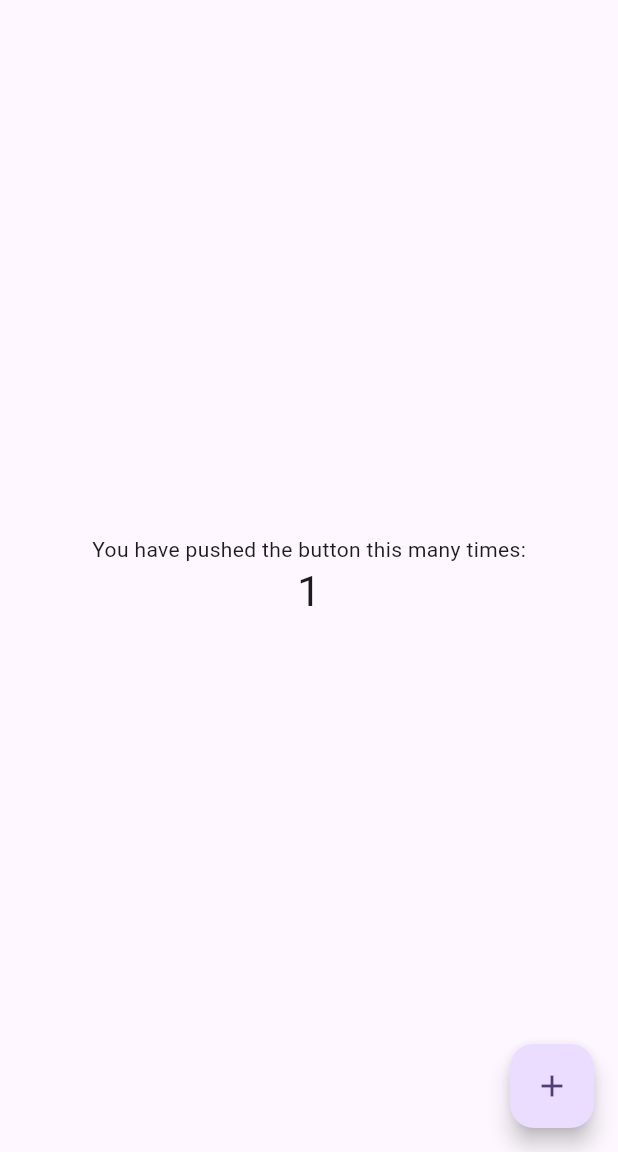
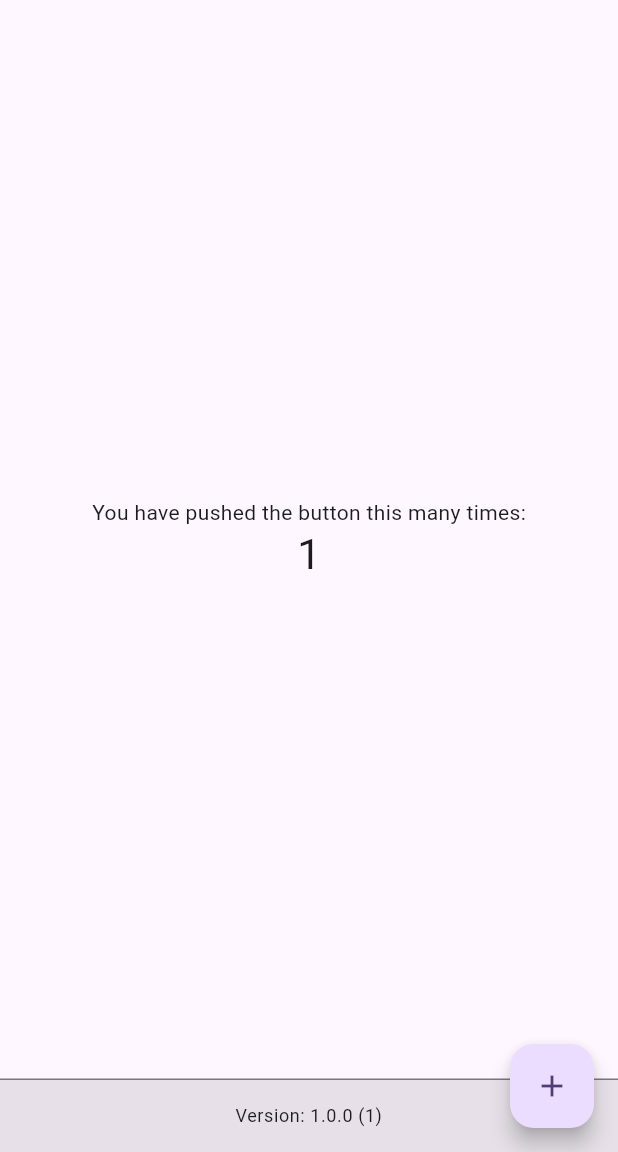
Before and after one commit to pruthviraj99/cicd_integration, a Flutter app: the screen it shows after launch, after a tap on the "add" icon, on a phone screen of 412 x 824 dp, the part 84-1236 px from its top. Run offline on Flutter 3.47's test engine with Material 3 defaults, Android fonts, the phone set to English and light mode, and no system bars; our stand-ins replace package_info_plus.

```diff
--- a/lib/main.dart
+++ b/lib/main.dart
@@ -1,4 +1,5 @@
 import 'package:flutter/material.dart';
+import 'package:package_info_plus/package_info_plus.dart';
 
 void main() {
   runApp(const MyApp());
@@ -7,7 +8,6 @@ void main() {
 class MyApp extends StatelessWidget {
   const MyApp({super.key});
 
-  // This widget is the root of your application.
   @override
   Widget build(BuildContext context) {
     return MaterialApp(
@@ -15,11 +15,72 @@ class MyApp extends StatelessWidget {
       theme: ThemeData(
         colorScheme: ColorScheme.fromSeed(seedColor: Colors.deepPurple),
       ),
-      home: const MyHomePage(title: 'Flutter Demo Home Page'),
+      home: const SplashScreen(),
     );
   }
 }
 
+// Splash Screen Widget
+class SplashScreen extends StatefulWidget {
+  const SplashScreen({super.key});
+
+  @override
+  State<SplashScreen> createState() => _SplashScreenState();
+}
+
+class _SplashScreenState extends State<SplashScreen> {
+  @override
+  void initState() {
+    super.initState();
+    _navigateToHome();
+  }
+
+  _navigateToHome() async {
+    await Future.delayed(const Duration(seconds: 3));
+    if (mounted) {
+      Navigator.pushReplacement(
+        context,
+        MaterialPageRoute(
+          builder: (context) => const MyHomePage(title: 'Flutter Demo Home Page'),
+        ),
+      );
+    }
+  }
+
+  @override
+  Widget build(BuildContext context) {
+    return Scaffold(
+      backgroundColor: Theme.of(context).colorScheme.primary,
+      body: Center(
+        child: Column(
+          mainAxisAlignment: MainAxisAlignment.center,
+          children: [
+            Icon(
+              Icons.flutter_dash,
+              size: 100,
+              color: Colors.white,
+            ),
+            const SizedBox(height: 20),
+            Text(
+              'Flutter Demo',
+              style: TextStyle(
+                fontSize: 24,
+                fontWeight: FontWeight.bold,
+                color: Colors.white,
+              ),
+            ),
+            const SizedBox(height: 20),
+            CircularProgressIndicator(
+              valueColor: AlwaysStoppedAnimation<Color>(Colors.white),
+            ),
+          ],
+        ),
+      ),
+    );
+  }
+}
+
+// Main Home Page Widget
 class MyHomePage extends StatefulWidget {
   const MyHomePage({super.key, required this.title});
 
@@ -31,10 +92,26 @@ class MyHomePage extends StatefulWidget {
 
 class _MyHomePageState extends State<MyHomePage> {
   int _counter = 0;
+  String _version = '';
+  String _buildNumber = '';
+
+  @override
+  void initState() {
+    super.initState();
+    _loadVersionInfo();
+  }
 
   void _incrementCounter() {
     setState(() {
       _counter++;
+    });
+  }
+
+  Future<void> _loadVersionInfo() async {
+    final versionInfo = await getPlatformSpecificVersion();
+    setState(() {
+      _version = versionInfo.version;
+      _buildNumber = versionInfo.buildNumber;
     });
   }
 
@@ -45,7 +122,10 @@ class _MyHomePageState extends State<MyHomePage> {
         backgroundColor: Theme.of(context).colorScheme.inversePrimary,
         title: Text(widget.title),
       ),
-      body: Center(
+      body: Column(
+        children: [
+          Expanded(
+            child: Center(
               child: Column(
                 mainAxisAlignment: MainAxisAlignment.center,
                 children: <Widget>[
@@ -57,6 +137,30 @@ class _MyHomePageState extends State<MyHomePage> {
                 ],
               ),
             ),
+          ),
+          // Version display at bottom
+          Container(
+            width: double.infinity,
+            padding: const EdgeInsets.all(16.0),
+            decoration: BoxDecoration(
+              color: Theme.of(context).colorScheme.surfaceContainerHighest,
+              border: Border(
+                top: BorderSide(
+                  color: Theme.of(context).dividerColor,
+                  width: 1,
+                ),
+              ),
+            ),
+            child: Text(
+              'Version: $_version ($_buildNumber)',
+              textAlign: TextAlign.center,
+              style: Theme.of(context).textTheme.bodySmall?.copyWith(
+                color: Theme.of(context).colorScheme.onSurface,
+              ),
+            ),
+          ),
+        ],
+      ),
       floatingActionButton: FloatingActionButton(
         onPressed: _incrementCounter,
         tooltip: 'Increment',
@@ -65,3 +169,11 @@ class _MyHomePageState extends State<MyHomePage> {
     );
   }
 }
+
+Future<({String version, String buildNumber})>
+getPlatformSpecificVersion() async {
+  final packageInfo = await PackageInfo.fromPlatform();
+  final version = packageInfo.version;
+  final buildNumber = packageInfo.buildNumber;
+  return (version: version, buildNumber: buildNumber);
+}
--- a/pubspec.yaml
+++ b/pubspec.yaml
@@ -34,6 +34,7 @@ dependencies:
   # The following adds the Cupertino Icons font to your application.
   # Use with the CupertinoIcons class for iOS style icons.
   cupertino_icons: ^1.0.8
+  package_info_plus: ^8.3.0
 
 dev_dependencies:
   flutter_test:
```
Also changed, not shown: scripts/version_manager.dart (added, +111 -0 lines), pubspec.lock, 18 other files. Lines whose indentation alone changed are shown as unchanged.
